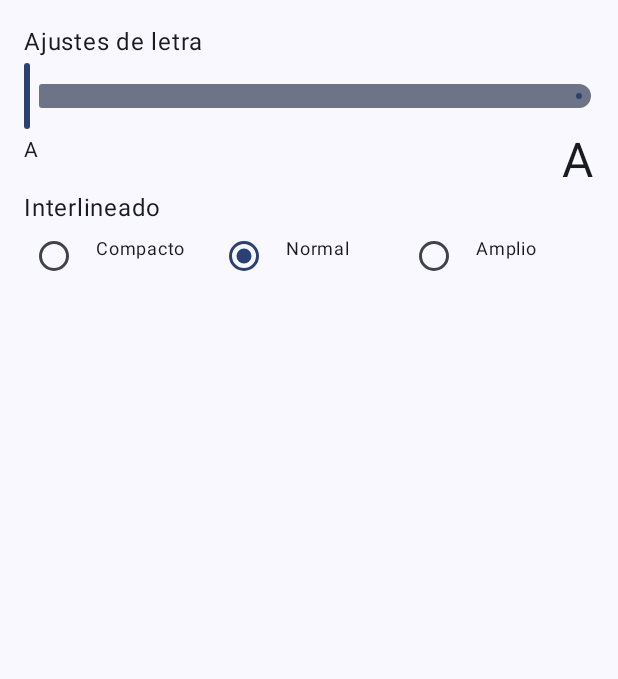
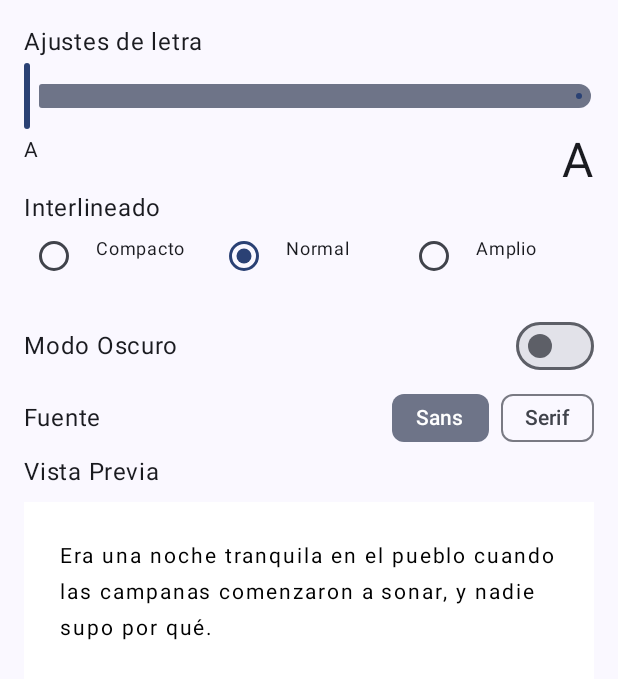
Before and after one commit to dev-marieclaire/Estado, an Android app built with Jetpack Compose: the screen it shows after launch (MainActivity), on a phone screen of 412 x 824 dp. Shown: the top 679 px of the screen. Run offline under Robolectric (Android 15) with nearby library versions, the phone set to English and light mode, and no system bars.

Commit message:
Terminando la funcionalidad

```diff
--- a/app/src/main/java/com/example/estado_claire/screens/InicioScreen.kt
+++ b/app/src/main/java/com/example/estado_claire/screens/InicioScreen.kt
@@ -1,17 +1,26 @@
 package com.example.estado_claire
 
+import androidx.compose.foundation.background
 import androidx.compose.foundation.layout.Arrangement
+import androidx.compose.foundation.layout.Box
 import androidx.compose.foundation.layout.Column
 import androidx.compose.foundation.layout.Row
+import androidx.compose.foundation.layout.Spacer
+import androidx.compose.foundation.layout.aspectRatio
 import androidx.compose.foundation.layout.fillMaxSize
 import androidx.compose.foundation.layout.fillMaxWidth
 import androidx.compose.foundation.layout.height
 import androidx.compose.foundation.layout.padding
+import androidx.compose.foundation.layout.size
 import androidx.compose.foundation.selection.selectable
+import androidx.compose.material3.FilterChip
+import androidx.compose.material3.FilterChipDefaults
+import androidx.compose.material3.Icon
 import androidx.compose.material3.MaterialTheme
 import androidx.compose.material3.RadioButton
 import androidx.compose.material3.Slider
 import androidx.compose.material3.Surface
+import androidx.compose.material3.Switch
 import androidx.compose.material3.Text
 import androidx.compose.runtime.Composable
 import androidx.compose.runtime.getValue
@@ -19,33 +28,50 @@ import androidx.compose.runtime.mutableStateOf
 import androidx.compose.runtime.remember
 import androidx.compose.runtime.saveable.rememberSaveable
 import androidx.compose.runtime.setValue
+import androidx.compose.ui.Alignment
 import androidx.compose.ui.Modifier
+import androidx.compose.ui.graphics.Color
 import androidx.compose.ui.semantics.Role
+import androidx.compose.ui.text.font.FontFamily
+import androidx.compose.ui.text.font.FontStyle
 import androidx.compose.ui.tooling.preview.Preview
+import androidx.compose.ui.unit.TextUnit
+import androidx.compose.ui.unit.TextUnitType
 import androidx.compose.ui.unit.dp
 import androidx.compose.ui.unit.sp
+import kotlin.ranges.rangeTo
 
 enum class Interlineado(val label: String, val multiplier: Float)
 {
-    COMPACTO("Compacto", 0.5f),
-    NORMAL("Normal", 1f),
-    AMPLIO("Amplio", 1.5f)
+    COMPACTO("Compacto", 1.0f),
+    NORMAL("Normal", 1.3f),
+    AMPLIO("Amplio", 1.6f)
+}
+
+enum class FontType(val type: Boolean)
+{
+    SANS(false),
+    SERIF(true)
 }
 
 @Composable
 fun InicioScreen(modifier: Modifier = Modifier)
 {
-    var font_size by rememberSaveable { mutableStateOf(0f) }
+    var font_size by rememberSaveable { mutableStateOf(14f) }
 
     var spacing_state by rememberSaveable { mutableStateOf(Interlineado.NORMAL) }
     val current_spacing = spacing_state.multiplier
 
     val spacing_options = Interlineado.entries
 
+    var obscure_mode by rememberSaveable { mutableStateOf(false) }
+
+    var font_type by rememberSaveable { mutableStateOf(FontType.SANS.type) }
+
     Column(modifier.fillMaxWidth().padding(16.dp))
     {
         Text("Ajustes de letra")
-        Slider(font_size, onValueChange = { font_size = it })
+        Slider(font_size, onValueChange = { font_size = it }, valueRange = 14f..32f)
         Row(Modifier.fillMaxWidth(), horizontalArrangement = Arrangement.SpaceBetween)
         {
             Text("A", fontSize = 14.sp)
@@ -81,6 +107,60 @@ fun InicioScreen(modifier: Modifier = Modifier)
                 }
             }
         }
+
+        Row(Modifier.fillMaxWidth(), horizontalArrangement = Arrangement.SpaceBetween, verticalAlignment = Alignment.CenterVertically)
+        {
+            Text("Modo Oscuro")
+            Switch(obscure_mode, onCheckedChange = { obscure_mode = it })
+        }
+
+        Row(Modifier.fillMaxWidth(), horizontalArrangement = Arrangement.SpaceBetween, verticalAlignment = Alignment.CenterVertically)
+        {
+            Text("Fuente")
+            Row(horizontalArrangement = Arrangement.spacedBy(8.dp))
+            {
+                FilterChip(
+                    selected = font_type == FontType.SANS.type,
+                    onClick  = { font_type = FontType.SANS.type },
+                    label    = { Text("Sans") }
+                )
+                FilterChip(
+                    selected = font_type == FontType.SERIF.type,
+                    onClick  = { font_type = FontType.SERIF.type },
+                    label    = { Text("Serif") }
+                )
+            }
+        }
+
+        Column(
+            Modifier
+                .fillMaxWidth()
+                .aspectRatio(1f),
+            Arrangement.spacedBy(8.dp)
+        )
+        {
+            Text("Vista Previa")
+            Box(Modifier.fillMaxSize())
+            {
+                Text(
+                    "Era una noche tranquila en el pueblo cuando las campanas comenzaron a sonar, y nadie supo por qué.",
+                    fontSize = TextUnit(font_size, TextUnitType.Sp),
+                    letterSpacing = TextUnit(current_spacing, TextUnitType.Sp),
+                    fontFamily =
+                        if(font_type == FontType.SERIF.type) FontFamily.Serif
+                        else FontFamily.SansSerif,
+                    color = if (obscure_mode == true) Color.White
+                            else Color.Black,
+                    modifier = Modifier
+                        .fillMaxSize(1f)
+                        .background(
+                            color = if (obscure_mode == true) Color.Black
+                                    else Color.White
+                        )
+                        .padding(24.dp)
+                )
+            }
+        }
     }
 }
 
```
